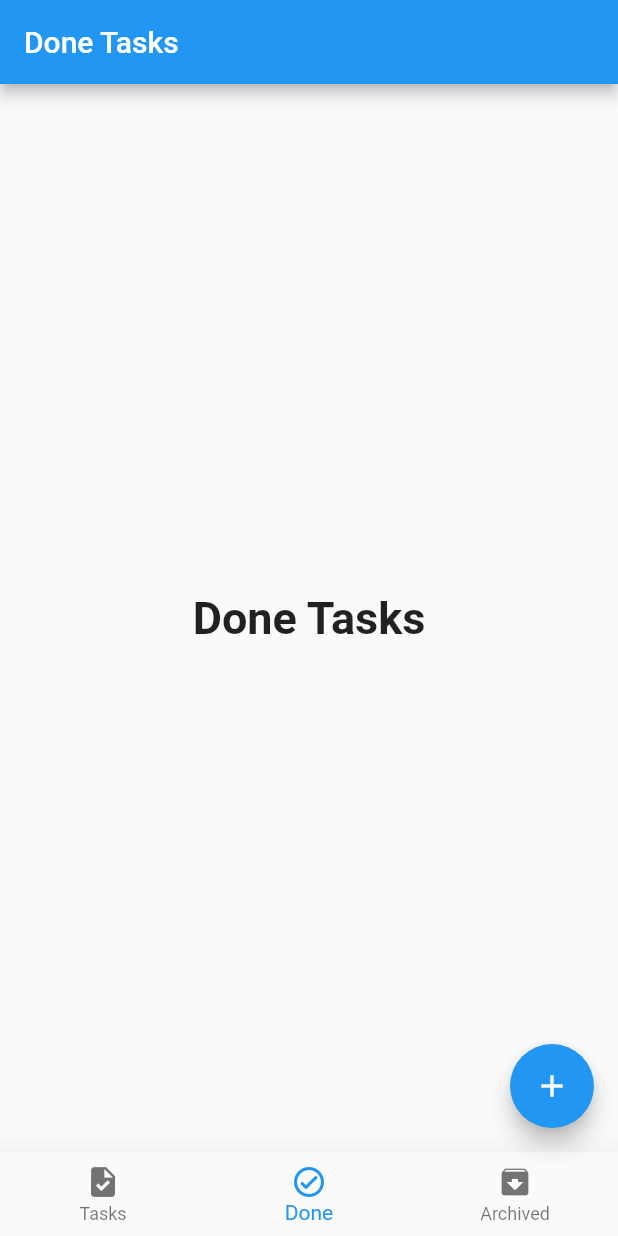
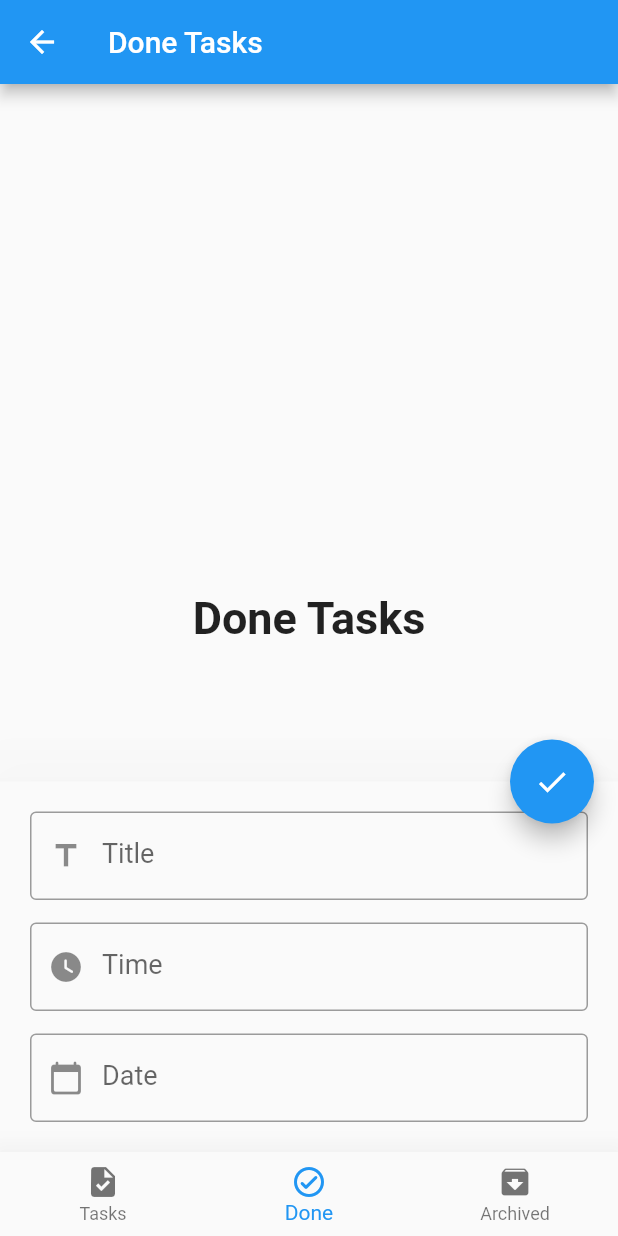
Before and after one commit to Mostafa-Bkry/ToDo-App, a Flutter app: the screen it shows after launch, item 2 of the bottom bar chosen, after a tap on the "add" icon, on a phone screen of 412 x 824 dp. Run offline on Flutter 3.47's test engine with Material 2 defaults, Android fonts, the phone set to English and light mode, and no system bars; our stand-ins replace sqflite; accounts and stored records are empty.

Commit message:
created database and inserting by ui on it

```diff
--- a/lib/layout/home_screen.dart
+++ b/lib/layout/home_screen.dart
@@ -1,7 +1,10 @@
 import 'package:flutter/material.dart';
+import 'package:intl/intl.dart';
+import 'package:sqflite/sqflite.dart';
 import 'package:todo_app/modules/archived_tasks_screen.dart';
 import 'package:todo_app/modules/done_tasks_screen.dart';
 import 'package:todo_app/modules/new_tasks_screen.dart';
+import 'package:todo_app/shared/components/components.dart';
 
 class HomeLayout extends StatefulWidget {
   const HomeLayout({Key? key}) : super(key: key);
@@ -20,9 +23,25 @@ class _HomeLayoutState extends State<HomeLayout> {
 
   List<String> titles = ['New Tasks', 'Done Tasks', 'Archived Tasks'];
 
+  Database? database;
+  final scaffoldKey = GlobalKey<ScaffoldState>();
+  final formKey = GlobalKey<FormState>();
+  bool isSheetShown = false;
+  IconData fabIcon = Icons.add;
+  final TextEditingController titleController = TextEditingController();
+  final TextEditingController timeController = TextEditingController();
+  final TextEditingController dateController = TextEditingController();
+
+  @override
+  void initState() {
+    super.initState();
+    databaseCreation();
+  }
+
   @override
   Widget build(BuildContext context) {
     return Scaffold(
+      key: scaffoldKey,
       appBar: AppBar(
         title: Text(
           titles[index],
@@ -30,33 +49,98 @@ class _HomeLayoutState extends State<HomeLayout> {
       ),
       body: screens[index],
       floatingActionButton: FloatingActionButton(
-        onPressed:
-            // () async {
-            //   try {
-            //     throw ('There is an error !!!');
-
-            //     print(getName());
-            //     String name = await getName();
-            //     print(name);
-            //   } catch (error) {
-            //     print('The error: ${error.toString()}');
-            //   }
-            // }
-
-            () {
-          getName().then((value) {
-            print(value);
-            print('Osama');
-            //the second print will wait until the getName() finishes
-
-            throw ('There is an error !!!');
-          }).catchError((error) {
-            print('The error is : ${error.toString()}');
-          });
+        onPressed: () {
+          if (isSheetShown) {
+            if (formKey.currentState!.validate()) {
+              Navigator.pop(context);
+              setState(() {
+                fabIcon = Icons.add;
+              });
+              isSheetShown = false;
+              insertToDatabase(
+                title: titleController.text,
+                time: timeController.text,
+                date: dateController.text,
+              );
+              titleController.clear();
+              timeController.clear();
+              dateController.clear();
+            }
+          } else {
+            scaffoldKey.currentState?.showBottomSheet(
+              (context) => Padding(
+                padding: const EdgeInsets.all(20.0),
+                child: Form(
+                  key: formKey,
+                  child: Column(
+                    mainAxisSize: MainAxisSize.min,
+                    children: [
+                      commonTextField(
+                        controller: titleController,
+                        validatorFunction: (value) =>
+                            value!.isEmpty ? 'Please, Enter Title' : null,
+                        inputType: TextInputType.text,
+                        labelText: 'Title',
+                        prefixIcon: const Icon(Icons.title),
+                        textInputAction: TextInputAction.next,
+                      ),
+                      const SizedBox(
+                        height: 15,
+                      ),
+                      commonTextField(
+                        controller: timeController,
+                        validatorFunction: (value) =>
+                            value!.isEmpty ? 'Please, Enter Time' : null,
+                        inputType: TextInputType.datetime,
+                        labelText: 'Time',
+                        prefixIcon: const Icon(Icons.watch_later_rounded),
+                        textInputAction: TextInputAction.next,
+                        onTabFun: () => showTimePicker(
+                          context: context,
+                          initialTime: TimeOfDay.now(),
+                        )
+                            .then((value) => timeController.text =
+                                value!.format(context).toString())
+                            .catchError((error) => print(
+                                'Error while picking time: ${error.toString()}')),
+                        isReadOnly: true,
+                      ),
+                      const SizedBox(
+                        height: 15,
+                      ),
+                      commonTextField(
+                        controller: dateController,
+                        validatorFunction: (value) =>
+                            value!.isEmpty ? 'Please, Enter Date' : null,
+                        inputType: TextInputType.datetime,
+                        labelText: 'Date',
+                        prefixIcon: const Icon(Icons.calendar_today_rounded),
+                        textInputAction: TextInputAction.done,
+                        onTabFun: () => showDatePicker(
+                          context: context,
+                          initialDate: DateTime.now(),
+                          firstDate: DateTime.now(),
+                          lastDate: DateTime.parse('2022-12-30'),
+                        )
+                            .then((value) => dateController.text =
+                                DateFormat.yMMMd().format(value!))
+                            .catchError((error) => print(
+                                'Error while picking time: ${error.toString()}')),
+                        isReadOnly: true,
+                      ),
+                    ],
+                  ),
+                ),
+              ),
+              elevation: 50,
+            );
+            setState(() {
+              fabIcon = Icons.done;
+            });
+            isSheetShown = true;
+          }
         },
-        child: const Icon(
-          Icons.add,
-        ),
+        child: Icon(fabIcon),
       ),
       bottomNavigationBar: BottomNavigationBar(
         elevation: 20.0,
@@ -84,8 +168,62 @@ class _HomeLayoutState extends State<HomeLayout> {
       ),
     );
   }
+
+  void databaseCreation() async {
+    database =
+        await openDatabase('todo.db', version: 1, onCreate: (db, version) {
+      print('ToDo Database is created');
+      db
+          .execute(
+              'CREATE TABLE Tasks (id INTEGER PRIMARY KEY, title TEXT, time TEXT, date TEXT, status TEXT)')
+          .then((value) => print('Tasks table is created'))
+          .catchError((error) =>
+              print('Error when creating Tasks table: ${error.toString()}'));
+    }, onOpen: (db) {
+      print('ToDo Databse is opened');
+    });
+  }
+
+  void insertToDatabase({
+    required String title,
+    required String time,
+    required String date,
+  }) async {
+    await database?.transaction((txn) => txn
+        .rawInsert(
+            'INSERT INTO Tasks(title, time, date) VALUES("$title","$time","$date")')
+        .then((value) => print('$value is inserted successfully'))
+        .catchError((error) => print(
+            'Error when inserting new record to Tasks table: ${error.toString()}')));
+  }
 }
 
-Future<String> getName() async {
-  return 'Ahmed Mohamed';
-}
+// Future<String> getName() async {
+//   return 'Ahmed Mohamed';
+// }
+
+
+
+// () async {
+            //   try {
+            //     throw ('There is an error !!!');
+
+            //     print(getName());
+            //     String name = await getName();
+            //     print(name);
+            //   } catch (error) {
+            //     print('The error: ${error.toString()}');
+            //   }
+            // }
+
+            //     () {
+            //   getName().then((value) {
+            //     print(value);
+            //     print('Osama');
+            //     //the second print will wait until the getName() finishes
+
+            //     throw ('There is an error !!!');
+            //   }).catchError((error) {
+            //     print('The error is : ${error.toString()}');
+            //   });
+            // },
--- a/lib/shared/components/components.dart
+++ b/lib/shared/components/components.dart
@@ -0,0 +1,35 @@
+import 'package:flutter/material.dart';
+
+Widget commonTextField({
+  required TextEditingController controller,
+  required String? Function(String? value)? validatorFunction,
+  required TextInputType inputType,
+  required String labelText,
+  TextStyle lableStyle = const TextStyle(fontSize: 18),
+  required Widget prefixIcon,
+  TextInputAction textInputAction = TextInputAction.next,
+  bool isFilled = false,
+  Color fillColor = const Color.fromARGB(255, 238, 239, 247),
+  bool isObsecured = false,
+  Widget? suffixIcon,
+  Function()? onTabFun,
+  bool isReadOnly = false,
+}) =>
+    TextFormField(
+      controller: controller,
+      validator: validatorFunction,
+      keyboardType: inputType,
+      textInputAction: textInputAction,
+      decoration: InputDecoration(
+        labelText: labelText,
+        labelStyle: lableStyle,
+        prefixIcon: prefixIcon,
+        border: const OutlineInputBorder(),
+        filled: isFilled,
+        fillColor: fillColor,
+        suffixIcon: suffixIcon,
+      ),
+      obscureText: isObsecured,
+      onTap: onTabFun,
+      readOnly: isReadOnly,
+    );
--- a/pubspec.yaml
+++ b/pubspec.yaml
@@ -34,6 +34,8 @@ dependencies:
   # The following adds the Cupertino Icons font to your application.
   # Use with the CupertinoIcons class for iOS style icons.
   cupertino_icons: ^1.0.2
+  sqflite: ^2.0.3
+  intl: ^0.17.0
 
 dev_dependencies:
   flutter_test:
```
Also changed, not shown: pubspec.lock, 1 other file.
